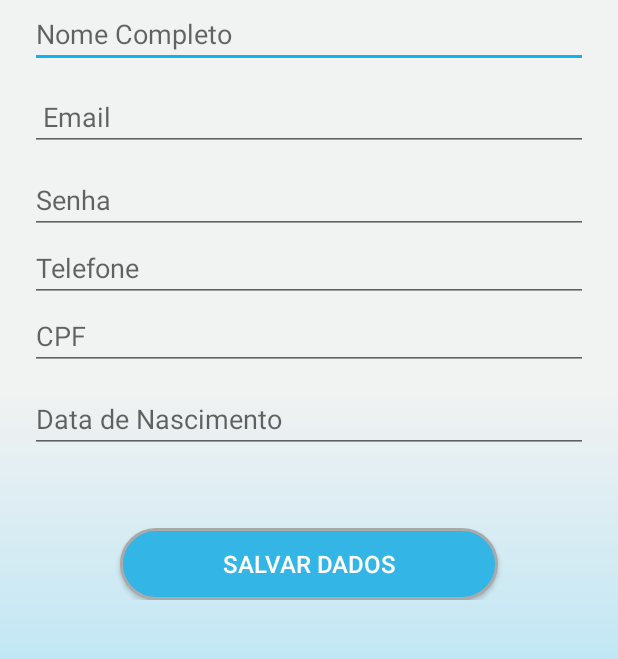
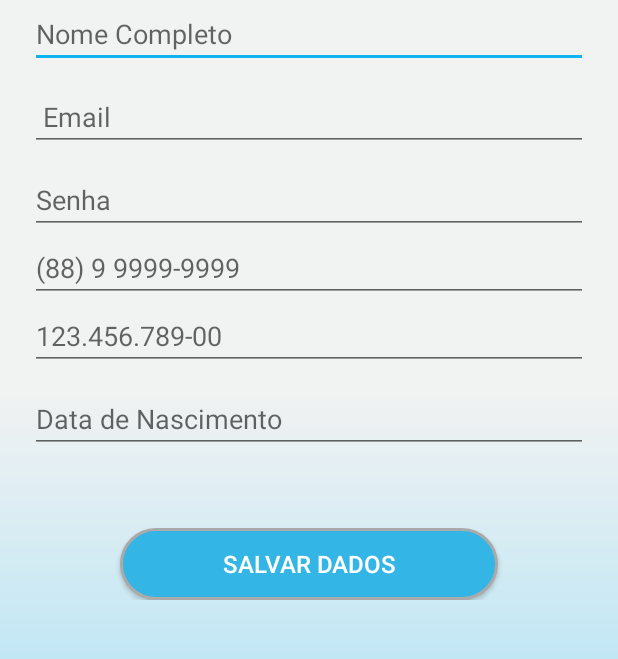
Before and after one commit to CassianoPersil/MUB3, an Android app: the layout activity_cadastrar_usuario.xml on its own in the app's theme, with its tools: preview values and no code run, on a phone screen of 412 x 824 dp, the part 225-884 px from its top. Run offline under Robolectric (Android 15) with nearby library versions, the phone set to English and light mode, and no system bars.

Commit message:
Criação da mascara para os campos telefone e cpf na tela de cadastrar usuario

```diff
--- a/app/build.gradle
+++ b/app/build.gradle
@@ -25,6 +25,7 @@ dependencies {
     implementation 'com.android.support:support-v4:28.0.0'
     implementation 'com.android.support:design:28.0.0'
     implementation 'com.google.android.gms:play-services-maps:16.1.0'
+    implementation 'com.github.rtoshiro.mflibrary:mflibrary:1.0.0'
     testImplementation 'junit:junit:4.12'
     androidTestImplementation 'com.android.support.test:runner:1.0.2'
     androidTestImplementation 'com.android.support.test.espresso:espresso-core:3.0.2'
--- a/app/src/main/res/layout/activity_cadastrar_usuario.xml
+++ b/app/src/main/res/layout/activity_cadastrar_usuario.xml
@@ -125,7 +125,7 @@
                 android:layout_gravity="center"
                 android:layout_weight="1"
                 android:ems="10"
-                android:hint="CPF"
+                android:hint="@string/Texto_CPF"
                 android:inputType="number" />
         </LinearLayout>
 
--- a/app/src/main/res/values/strings.xml
+++ b/app/src/main/res/values/strings.xml
@@ -61,13 +61,14 @@
     <string name="id_Tipo_ocorrencia">Tipo de Ocorrência:</string>
     <string name="id_Img_ocorrencia">Imagem da Ocorrência</string>
     <string name="Texto_Data_Nascimento">Data de Nascimento</string>
-    <string name="Texto_Telefone">Telefone</string>
+    <string name="Texto_Telefone">(88) 9 9999-9999</string>
     <string name="Data_Ocorencia">Data:</string>
     <string name="horario_ocorrencia">Horário:</string>
     <string name="Botao_Atender">Atender</string>
     <string name="botao_recusar">Recusar</string>
     <string name="Texto_Nascimento">Data de Nascimento</string>
     <string name="Texto_Tipo_Ocorrencia_Listrar_Ocorrencia">Selecione o tipo de Ocorrência que deseja Pesquisar</string>
+    <string name="Texto_CPF">123.456.789-00</string>
 
     <string-array name="spinner_meses">
         <item></item>
```
Also changed, not shown: app/src/main/java/com/projetos/mub/CadastrarUsuario.java (+16 -2 lines).
